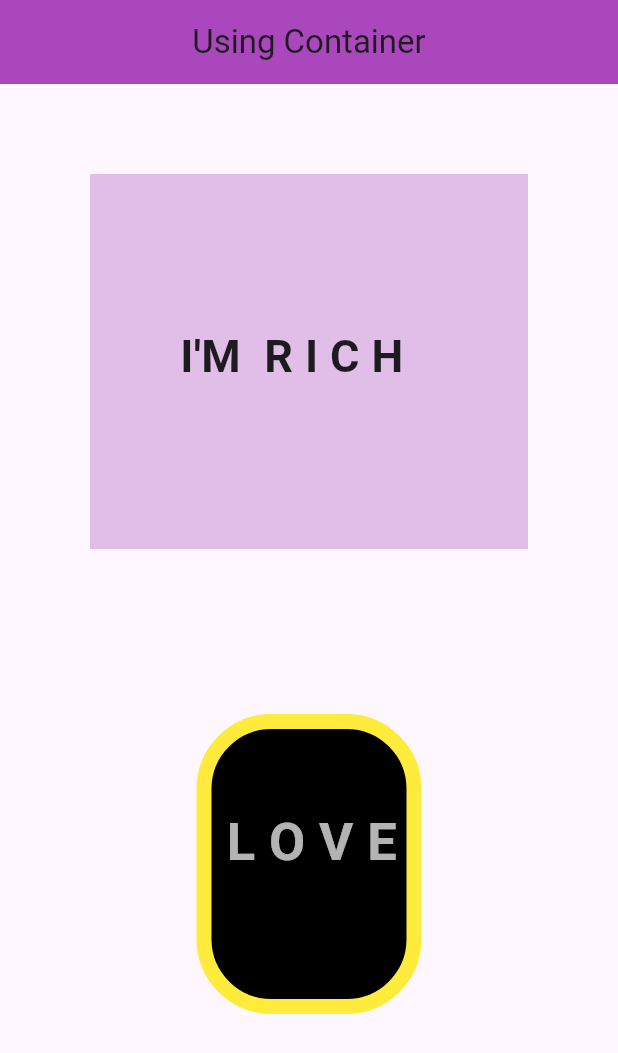
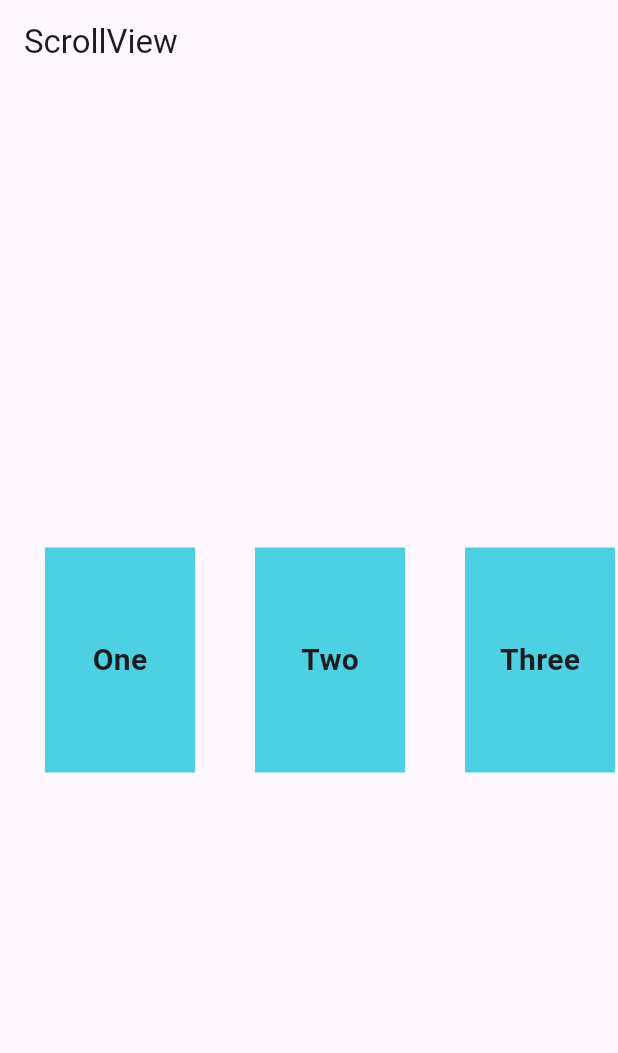
Before and after one commit to passakorns/flutter_sample, a Flutter app: the screen it shows after launch, on a phone screen of 412 x 824 dp. Shown: the top 1053 px of the screen. Run offline on Flutter 3.47's test engine with Material 3 defaults, Android fonts, the phone set to English and light mode, and no system bars.

Commit message:
last commit

```diff
--- a/flutter_sample/lib/main.dart
+++ b/flutter_sample/lib/main.dart
@@ -1,5 +1,6 @@
 import 'package:flutter/material.dart';
 import 'package:flutter_sample/my_container.dart';
+import 'package:flutter_sample/my_scroll.dart';
 
 void main() {
   runApp(const MainApp());
@@ -13,7 +14,7 @@ class MainApp extends StatelessWidget {
     return const MaterialApp(
       debugShowCheckedModeBanner: false,
       title: 'My Flutter Sample',
-      home: MyContainer(),
+      home: MyScrllView(),
     );
   }
 }
--- /dev/null
+++ b/flutter_sample/lib/my_scroll.dart
@@ -0,0 +1,40 @@
+import 'package:flutter/material.dart';
+
+class MyScrllView extends StatelessWidget {
+  const MyScrllView({super.key});
+
+  @override
+  Widget build(BuildContext context) {
+    return Scaffold(
+      appBar: AppBar(
+        title: const Text('ScrollView'),
+      ),
+      body: SingleChildScrollView(
+        scrollDirection: Axis.horizontal,
+        padding: const EdgeInsets.all(10),
+        child: Center(
+          child: Row(
+            children: [
+                boxContainer('One'),
+                boxContainer('Two'),
+                boxContainer('Three'),
+                boxContainer('Four'),
+                boxContainer('Five'),
+                boxContainer('Six'),
+                boxContainer('Seven'),
+            ],
+          )
+        ),
+      ),
+    );
+  }
+
+  Widget boxContainer(String txt) => Container(
+    width: 100, height: 150,
+    color: Colors.cyan.shade300,
+    margin: const EdgeInsets.all(20),
+    alignment: Alignment.center,
+    child:  Text(txt, style: const TextStyle(fontSize: 20, fontWeight: FontWeight.bold),),
+  );
+
+}
```
